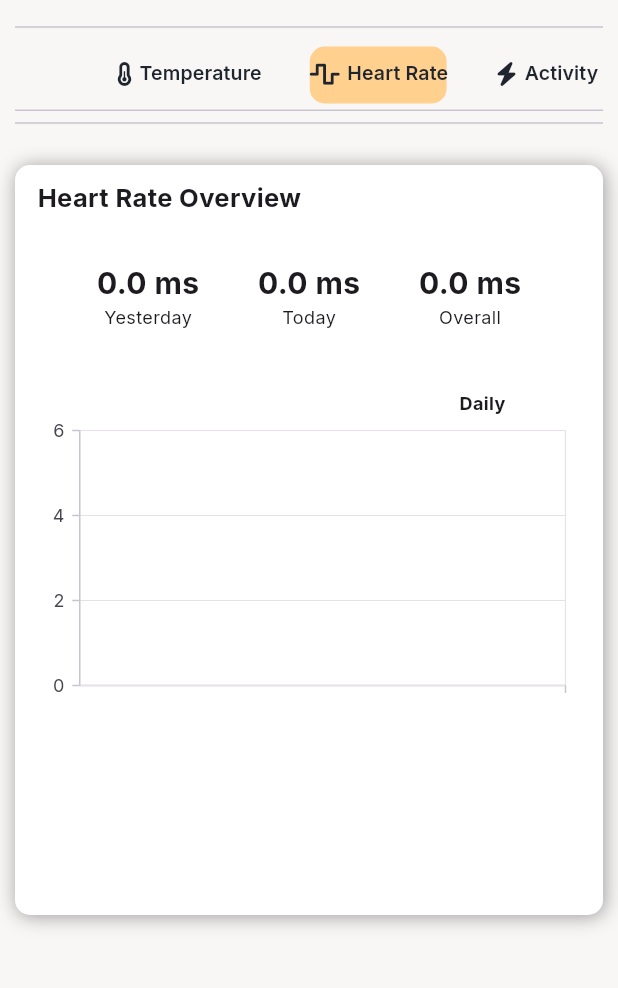
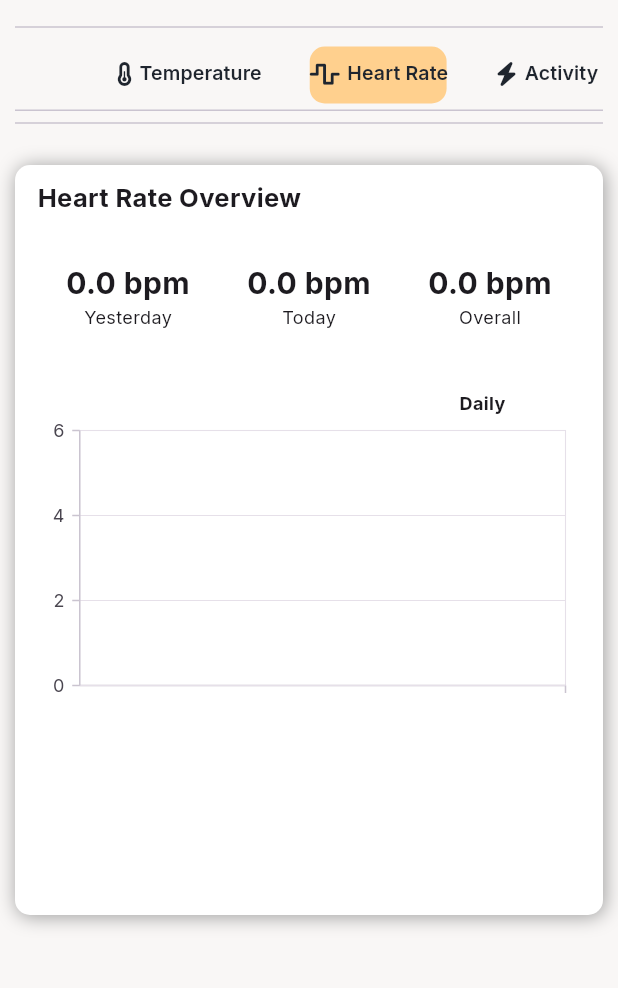
Before and after one commit to Bigdramani27/pet_tracker, a Flutter app: the Dashboard screen opened by its route, tab 2 chosen, on a phone screen of 412 x 824 dp, the part 84-1072 px from its top. Run offline on Flutter 3.47's test engine with Material 3 defaults, Android fonts, the phone set to English and light mode, and no system bars; our stand-ins replace cloud_firestore, file_picker, firebase_auth, firebase_core, font_awesome_flutter, geolocator and 4 more; missing offline and left inert: flutter_google_maps_webservices; accounts and stored records are empty.

Commit message:
all_done
Everything done

```diff
--- a/lib/pages/dashboard.dart
+++ b/lib/pages/dashboard.dart
@@ -632,7 +632,7 @@ class _DashboardState extends State<Dashboard> with TickerProviderStateMixin {
                                               return Column(
                                                 children: [
                                                   Container(
-                                                    padding: EdgeInsets.symmetric(horizontal: ResponsiveWidget.isLargeScreen(context) || ResponsiveWidget.isCustomSize(context) ? 40 : 20),
+                                                    padding: EdgeInsets.symmetric(horizontal: ResponsiveWidget.isLargeScreen(context) || ResponsiveWidget.isCustomSize(context) ? 40 : 0),
                                                     child: Column(
                                                       children: [
                                                         Row(
@@ -640,7 +640,7 @@ class _DashboardState extends State<Dashboard> with TickerProviderStateMixin {
                                                             Expanded(
                                                               child: Column(
                                                                 children: [
-                                                                  Text('$averageTemperatureYesterday ms',
+                                                                  Text('$averageTemperatureYesterday bpm',
                                                                       style: TextStyle(
                                                                         fontSize: ResponsiveWidget.isLargeScreen(context) || ResponsiveWidget.isCustomSize(context) ? 24 : 20,
                                                                         fontWeight: FontWeight.w700,
@@ -655,7 +655,7 @@ class _DashboardState extends State<Dashboard> with TickerProviderStateMixin {
                                                             Expanded(
                                                               child: Column(
                                                                 children: [
-                                                                  Text('$averageTemperatureToday ms',
+                                                                  Text('$averageTemperatureToday bpm',
                                                                       style: TextStyle(
                                                                         fontSize: ResponsiveWidget.isLargeScreen(context) || ResponsiveWidget.isCustomSize(context) ? 24 : 20,
                                                                         fontWeight: FontWeight.w700,
@@ -670,7 +670,7 @@ class _DashboardState extends State<Dashboard> with TickerProviderStateMixin {
                                                             Expanded(
                                                               child: Column(
                                                                 children: [
-                                                                  Text('$averageTemperatureOverall ms',
+                                                                  Text('$averageTemperatureOverall bpm',
                                                                       style: TextStyle(
                                                                         fontSize: ResponsiveWidget.isLargeScreen(context) || ResponsiveWidget.isCustomSize(context) ? 24 : 20,
                                                                         fontWeight: FontWeight.w700,
@@ -1038,7 +1038,7 @@ class _DashboardState extends State<Dashboard> with TickerProviderStateMixin {
                                               return Column(
                                                 children: [
                                                   Container(
-                                                    padding: EdgeInsets.symmetric(horizontal: ResponsiveWidget.isLargeScreen(context) || ResponsiveWidget.isCustomSize(context) ? 40 : 20),
+                                                    padding: EdgeInsets.symmetric(horizontal: ResponsiveWidget.isLargeScreen(context) || ResponsiveWidget.isCustomSize(context) ? 40 : 0),
                                                     child: Column(
                                                       children: [
                                                         Row(
--- a/lib/pages/map.dart
+++ b/lib/pages/map.dart
@@ -255,7 +255,7 @@ class _MapOfVeterinarianState extends State<MapOfVeterinarian> {
                             height: 25,
                           ),
                           const Text(
-                            "Welcome to the Pet Location Dashboard",
+                            "Welcome to the Map of Veterinarian",
                             style: TextStyle(
                                 fontWeight: FontWeight.w700, fontSize: 18),
                           ),
@@ -300,7 +300,7 @@ class _MapOfVeterinarianState extends State<MapOfVeterinarian> {
                                 constraints: const BoxConstraints(maxWidth: 280),
                                 child: const Text(
                                   maxLines: 2,
-                                  "This Icon shows the number of Veterinarian around you",
+                                  "This Icon shows the number fi around you",
                                   overflow: TextOverflow.ellipsis,
                                 ),
                               )
--- a/lib/slash_screen.dart
+++ b/lib/slash_screen.dart
@@ -44,7 +44,7 @@ class _SplashScreenState extends State<SplashScreen> {
               Image.asset('images/splash.jpg'),
               SizedBox(height: 20), // Add some spacing
               Text(
-                "Kelpet",
+                "KelPet",
                 style: TextStyle(
                   fontWeight: FontWeight.w800,
                   fontSize: 40,
@@ -52,12 +52,12 @@ class _SplashScreenState extends State<SplashScreen> {
                   shadows: [
                     Shadow(
                       offset: Offset(3.0, 3.0),
-                      color: Colors.black.withOpacity(0.3),
+                      color: Colors.black.withOpacity(0.6),
                       blurRadius: 6.0,
                     ),
                     Shadow(
                       offset: Offset(-1.0, -1.0),
-                      color: Colors.black.withOpacity(0.3),
+                      color: Colors.black.withOpacity(0.6),
                       blurRadius: 3.0,
                     ),
                   ],
```
Also changed, not shown: 1 other file.
